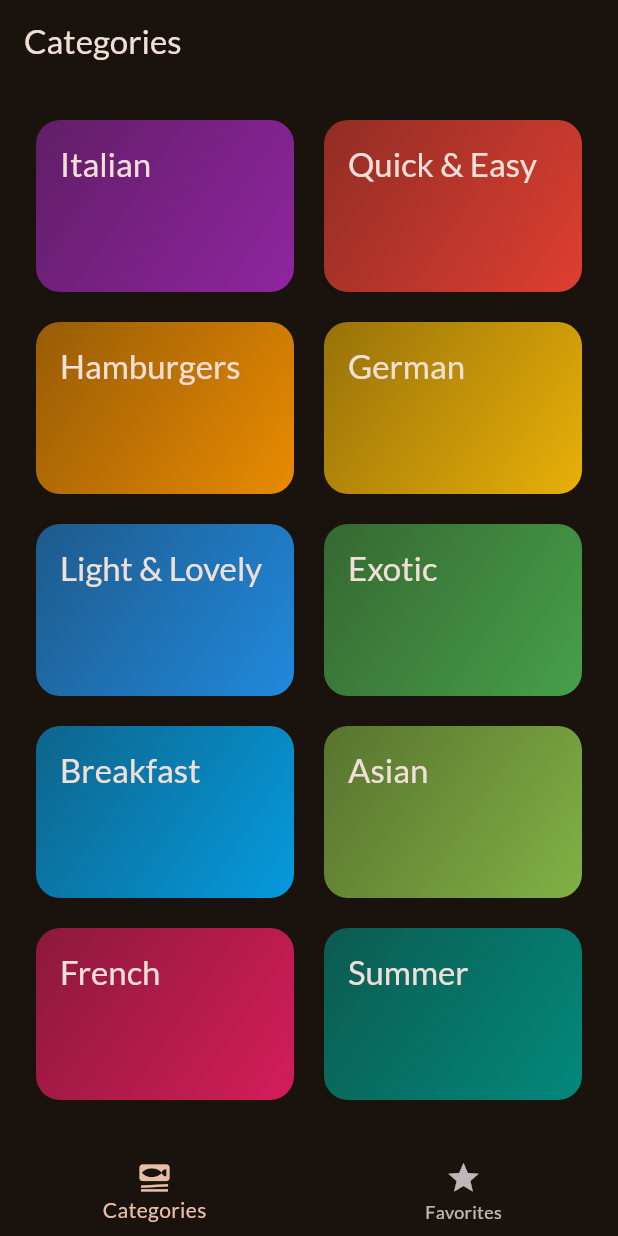
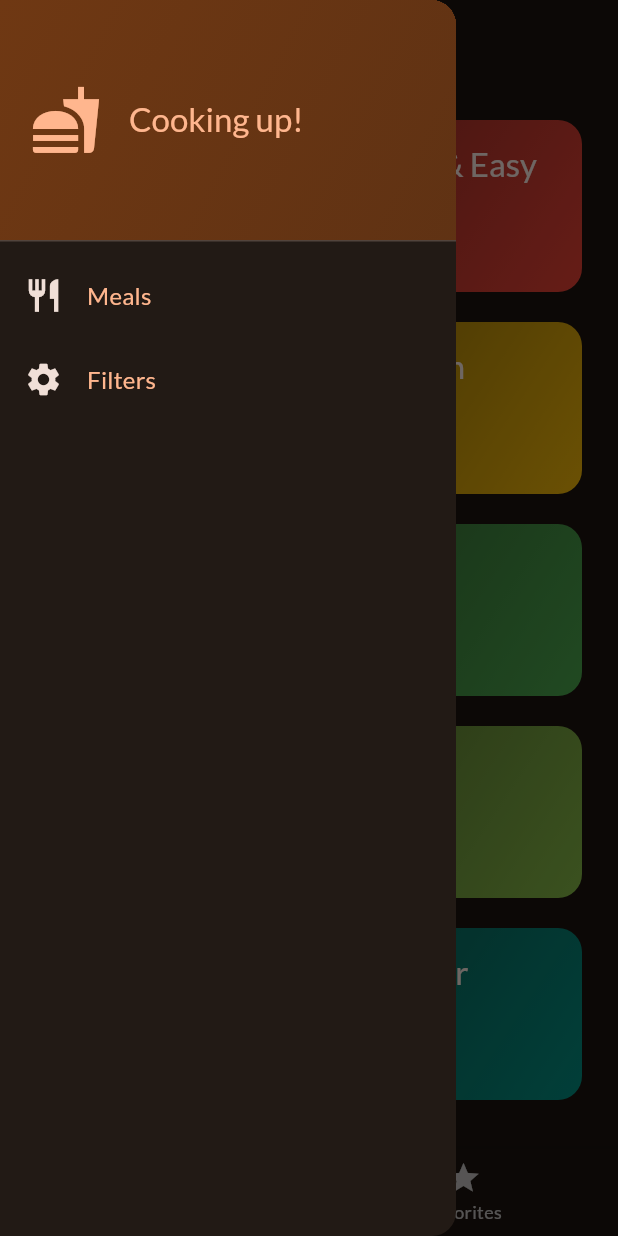
Before and after one commit to manuelarmasme/meals_flutter, a Flutter app: the screen it shows after launch, with the side drawer open (before the commit the screen has no drawer), on a phone screen of 412 x 824 dp. Run offline on Flutter 3.47's test engine with Material 2 defaults, Android fonts, the phone set to English and light mode, and no system bars; our stand-ins replace flutter_riverpod, google_fonts, transparent_image.

Commit message:
using riverpod provider

```diff
--- /dev/null
+++ b/lib/providers/meals_provider.dart
@@ -0,0 +1,8 @@
+import 'package:flutter_riverpod/flutter_riverpod.dart';
+import 'package:meals/data/dummy_data.dart';
+
+//Provider class is perfect for static data
+
+final mealsProvider = Provider((ref){
+  return dummyMeals;
+});
--- a/lib/screens/categories.dart
+++ b/lib/screens/categories.dart
@@ -7,13 +7,13 @@ import 'package:meals/screens/meals.dart';
 import 'package:meals/widgets/category_grid_item.dart';
 
 class CategoriesScreen extends StatelessWidget {
-  const CategoriesScreen({super.key, required this.onToogleFavorite});
+  const CategoriesScreen({super.key, required this.availableMeals});
 
-    //this is the function that we want to pass to the tabs state full
-  final void Function(Meal meal) onToogleFavorite;
+
+  final List<Meal> availableMeals;
 
   void _selectedCategory(BuildContext context, Category category) {
-    final filteredMeals = dummyMeals
+    final filteredMeals = availableMeals
         .where((meal) => meal.categories.contains(category.id))
         .toList();
 
@@ -23,7 +23,6 @@ class CategoriesScreen extends StatelessWidget {
         builder: (ctx) => MealsScreen(
           title: category.title,
           meals: filteredMeals,
-          onToogleFavorite: onToogleFavorite,
         ),
       ),
     );
--- a/lib/screens/meals.dart
+++ b/lib/screens/meals.dart
@@ -9,13 +9,11 @@ class MealsScreen extends StatelessWidget {
     super.key,
     this.title,
     required this.meals,
-    required this.onToogleFavorite,
   });
 
   final String? title; //could be null
   final List<Meal> meals;
-    //this is the function that we want to pass to the tabs state full
-  final void Function(Meal meal) onToogleFavorite;
+
 
   //Function that we use to send the meal data to the new screen
   void selectMeal(BuildContext context, meal) {
@@ -23,7 +21,6 @@ class MealsScreen extends StatelessWidget {
       MaterialPageRoute(
         builder: (context) => MealDetailsScreen(
           meal: meal,
-          onToogleFavorite: onToogleFavorite,
         ),
       ),
     );
--- a/lib/screens/tabs.dart
+++ b/lib/screens/tabs.dart
@@ -1,22 +1,35 @@
 import 'package:flutter/material.dart';
-import 'package:meals/models/meal.dart';
+import 'package:flutter_riverpod/flutter_riverpod.dart';
+
+
+import 'package:meals/providers/meals_provider.dart';
 import 'package:meals/screens/categories.dart';
+import 'package:meals/screens/filters.dart';
 import 'package:meals/screens/meals.dart';
+import 'package:meals/widgets/main_drawer.dart';
+import 'package:meals/providers/favorites_provider.dart';
+import 'package:meals/providers/filters_provider.dart';
 
-class TabsScreen extends StatefulWidget {
+//the initial k is a convention on flutter to global variable
+// we are creating this global variable to start
+const kInitialFilters = {
+  Filter.glutenFree: false,
+  Filter.lactoseFree: false,
+  Filter.vegetarian: false,
+  Filter.vegan: false
+};
+
+class TabsScreen extends ConsumerStatefulWidget {
   const TabsScreen({super.key});
 
   @override
-  State<TabsScreen> createState() {
+  ConsumerState<TabsScreen> createState() {
     return _TabsScreenState();
   }
 }
 
-class _TabsScreenState extends State<TabsScreen> {
+class _TabsScreenState extends ConsumerState<TabsScreen> {
   int _selectedPageIndex = 0;
-  //variable to create favorite feature
-  //on this variable we are going to have all the meals
-  final List<Meal> _favoriteMeals = [];
 
   void _selectPage(int index) {
     setState(() {
@@ -24,47 +37,65 @@ class _TabsScreenState extends State<TabsScreen> {
     });
   }
 
-  //function that bring a message
-  void _showInfoMessage(String message){
-    ScaffoldMessenger.of(context).clearSnackBars();
-    ScaffoldMessenger.of(context).showSnackBar(
-      SnackBar(content: Text(message))
-    );
-  }
+  // We use async and await because the returning value we are going to have it in the future
+  void _setScreen(String identifier) async {
+    //closing the drawer and other screen
+    Navigator.of(context).pop();
 
-  //function that helps to remove or add a meal to favorites
-  void _toggleMealFavoriteStatus(Meal meal) {
-    //On this function I pass a meal an with isExisting
-    //I want to check if that meal is true or false
-    final isExisting = _favoriteMeals.contains(meal);
-
-    if (isExisting) {
-      setState(() {
-        _favoriteMeals.remove(meal);
-        _showInfoMessage('Meal is no longer on favorites');
-      });
-    } else {
-      setState(() {
-      _favoriteMeals.add(meal);
-        _showInfoMessage('Meal is added to favorite');
-      });
+    if (identifier == 'filters') {
+      //navigating to filter screen
+      //push is a generi method we could tell it that we are passing a map
+      //we are telling that the value that you are going to recieve is a map
+      await Navigator.of(context).push<Map<Filter, bool>>(
+        MaterialPageRoute(
+          builder: (ctx) => const FilterScreen(),
+        ),
+      );
     }
   }
 
   @override
   Widget build(BuildContext context) {
+    final meals = ref.watch(mealsProvider);
+
+    final activeFilters = ref.watch(filtersProvider);
+
+    final availableMeals = meals.where((meal) {
+      if(activeFilters[Filter.glutenFree]! && !meal.isGlutenFree){
+        return false;
+      }
+
+      if(activeFilters[Filter.lactoseFree]! && !meal.isLactoseFree){
+        return false;
+      }
+
+      if(activeFilters[Filter.vegetarian]! && !meal.isVegetarian){
+        return false;
+      }
+
+      if(activeFilters[Filter.vegan]! && !meal.isVegan){
+        return false;
+      }
+
+      //we use this to return only the meals that we want
+      return true;
+
+
+    }).toList();
+
     Widget activePage = CategoriesScreen(
-      onToogleFavorite: _toggleMealFavoriteStatus,
+      //this availableMeals helps to filter the meals that are selected
+      availableMeals: availableMeals,
     );
     // we use var because this variables is going to change a lot through the app navigation
     var activePageTitle = 'Categories';
 
     //when the user try to go to favorites screen
     if (_selectedPageIndex == 1) {
+      final favoriteMeals = ref.watch(favoriteMealsProvider);
       //in this case we reuse MealsScreen because it has the structure that we need to our favorite screen
       activePage = MealsScreen(
-        meals: _favoriteMeals,
-        onToogleFavorite: _toggleMealFavoriteStatus,
+        meals: favoriteMeals,
       );
       activePageTitle = 'Your Favorites';
     }
@@ -72,6 +103,9 @@ class _TabsScreenState extends State<TabsScreen> {
     return Scaffold(
       appBar: AppBar(
         title: Text(activePageTitle),
+      ),
+      drawer: MainDrawer(
+        onSelectedScreen: _setScreen,
       ),
       body: activePage,
       bottomNavigationBar: BottomNavigationBar(
--- /dev/null
+++ b/lib/widgets/main_drawer.dart
@@ -0,0 +1,77 @@
+import 'package:flutter/material.dart';
+
+class MainDrawer extends StatelessWidget {
+  const MainDrawer({super.key, required this.onSelectedScreen});
+
+  final void Function (String identifier) onSelectedScreen;
+
+  @override
+  Widget build(BuildContext context) {
+    return Drawer(
+      child: Column(
+        children: [
+          DrawerHeader(
+            padding: const EdgeInsets.all(20),
+            decoration: BoxDecoration(
+              gradient: LinearGradient(colors: [
+                Theme.of(context).colorScheme.primaryContainer,
+                Theme.of(context).colorScheme.primaryContainer.withOpacity(0.8),
+              ], begin: Alignment.topLeft, end: Alignment.bottomRight),
+            ),
+            child: Row(
+              children: [
+                Icon(
+                  Icons.fastfood,
+                  size: 48,
+                  color: Theme.of(context).colorScheme.primary,
+                ),
+                const SizedBox(
+                  width: 18,
+                ),
+                Text(
+                  'Cooking up!',
+                  style: Theme.of(context).textTheme.titleLarge!.copyWith(
+                    color: Theme.of(context).colorScheme.primary
+                  ),
+                )
+              ],
+            ),
+          ),
+          ListTile(
+            leading: Icon(
+              Icons.restaurant,
+              size: 26,
+              color: Theme.of(context).colorScheme.onBackground,
+            ),
+            title: Text(
+              'Meals',
+              style: Theme.of(context).textTheme.titleMedium!.copyWith(
+                    color: Theme.of(context).colorScheme.primary
+                  ),
+            ),
+            onTap: (){
+              onSelectedScreen('meals');
+            },
+          ),
+
+          ListTile(
+            leading: Icon(
+              Icons.settings,
+              size: 26,
+              color: Theme.of(context).colorScheme.onBackground,
+            ),
+            title: Text(
+              'Filters',
+              style: Theme.of(context).textTheme.titleMedium!.copyWith(
+                    color: Theme.of(context).colorScheme.primary
+                  ),
+            ),
+            onTap: (){
+              onSelectedScreen('filters');
+            },
+          ),
+        ],
+      ),
+    );
+  }
+}
--- a/pubspec.yaml
+++ b/pubspec.yaml
@@ -37,6 +37,7 @@ dependencies:
   cupertino_icons: ^1.0.2
   google_fonts: ^6.0.0
   transparent_image: ^2.0.1
+  flutter_riverpod: ^2.4.9
 
 dev_dependencies:
   flutter_test:
```
Also changed, not shown: lib/main.dart (+7 -7 lines), lib/providers/favorites_provider.dart (added, +35 -0 lines), lib/providers/filters_provider.dart (added, +35 -0 lines), lib/screens/filters.dart (added, +105 -0 lines), lib/screens/meal_details.dart (+16 -10 lines), pubspec.lock, 3 other files.
